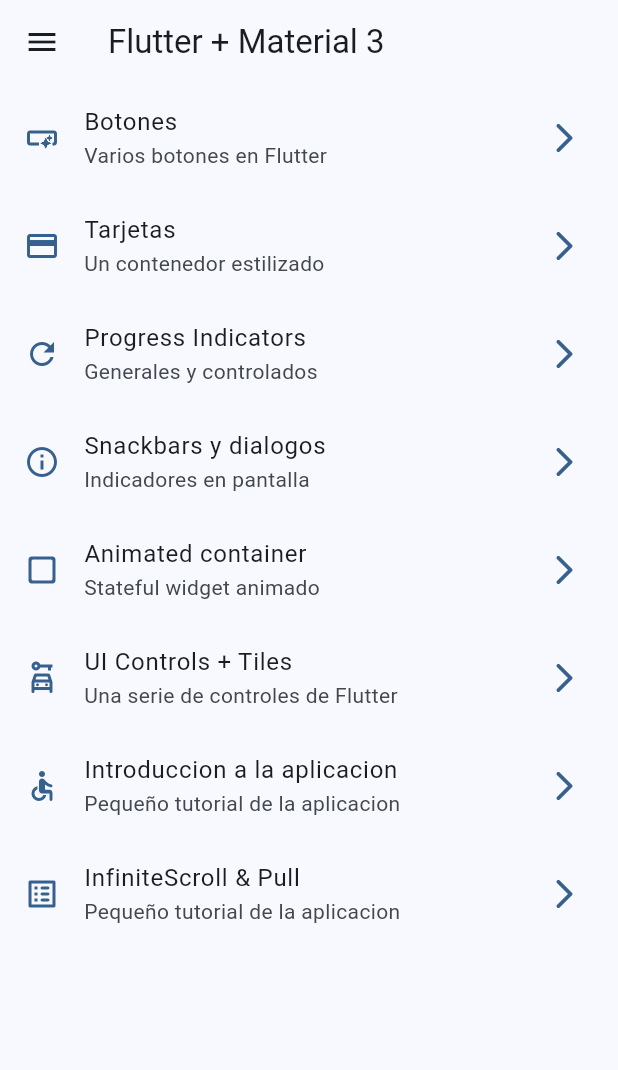
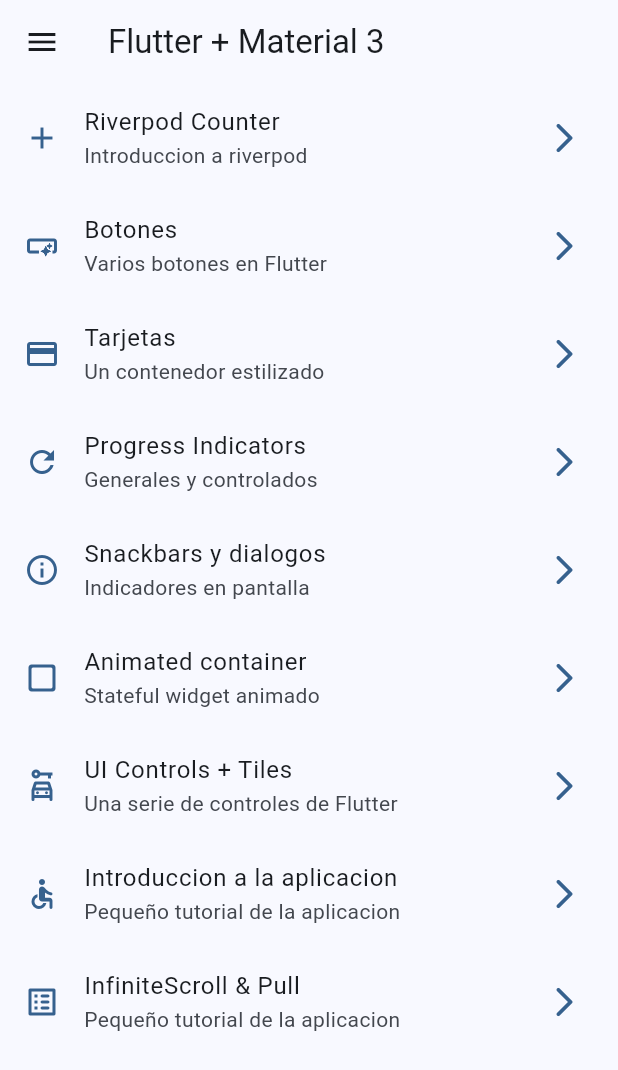
Before and after one commit to santiagomillan/widgets_app, a Flutter app: the screen it shows after launch, on a phone screen of 412 x 824 dp. Shown: the top 1070 px of the screen. Run offline on Flutter 3.47's test engine with Material 3 defaults, Android fonts, the phone set to English and light mode, and no system bars; our stand-ins replace animate_do, go_router.

Commit message:
Ajustes previos a implementar Riverpod

```diff
--- a/lib/config/menu/menu_items.dart
+++ b/lib/config/menu/menu_items.dart
@@ -14,6 +14,12 @@ class MenuItem {
 }
 
 const appMenuItems = <MenuItem>[
+  MenuItem(
+    title: 'Riverpod Counter',
+    subTitle: 'Introduccion a riverpod',
+    link: '/count',
+    icon: Icons.add,
+  ),
   MenuItem(
     title: 'Botones',
     subTitle: 'Varios botones en Flutter',
--- a/lib/config/router/app_router.dart
+++ b/lib/config/router/app_router.dart
@@ -50,5 +50,10 @@ final appRouter = GoRouter(
       name: InfiniteScrollScreen.name,
       builder: (context, state) => const InfiniteScrollScreen(),
     ),
+    GoRoute(
+      path: '/count',
+      name: CounterScreen.name,
+      builder: (context, state) => const CounterScreen(),
+    ),
   ],
 );
--- a/lib/presentation/screens/screens.dart
+++ b/lib/presentation/screens/screens.dart
@@ -1,3 +1,4 @@
+export 'package:widgets_app/presentation/screens/counter/counter_screen.dart';
 export 'package:widgets_app/presentation/screens/animated/animated_screen.dart';
 export 'package:widgets_app/presentation/screens/app_tutorial/app_tutorial_screen.dart';
 export 'package:widgets_app/presentation/screens/infinite_scroll/infinite_scroll_screen.dart';
```
Also changed, not shown: lib/presentation/screens/counter/counter_screen.dart (added, +24 -0 lines).
